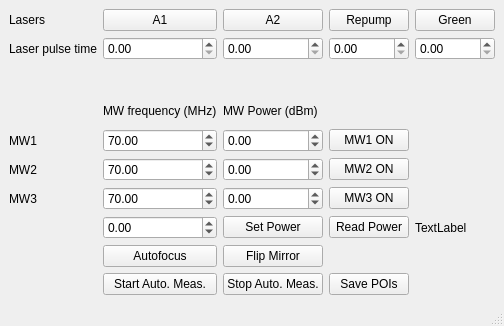
pi3Stuttgart/qudi, file gui/setupcontrol/setup_control.ui: the form before one commit.
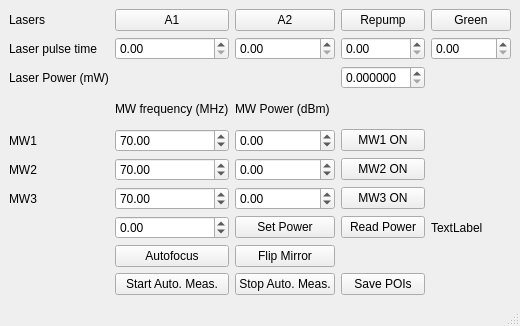
The form after the commit.

Patch:
```diff
--- a/gui/setupcontrol/setup_control.ui
+++ b/gui/setupcontrol/setup_control.ui
@@ -254,6 +254,23 @@
         </property>
        </widget>
       </item>
+      <item row="2" column="0">
+       <widget class="QLabel" name="label_8">
+        <property name="text">
+         <string>Laser Power (mW)</string>
+        </property>
+       </widget>
+      </item>
+      <item row="2" column="3">
+       <widget class="QDoubleSpinBox" name="repump_power_doubleSpinBox">
+        <property name="decimals">
+         <number>6</number>
+        </property>
+        <property name="maximum">
+         <double>40.000000000000000</double>
+        </property>
+       </widget>
+      </item>
      </layout>
     </item>
    </layout>
```
